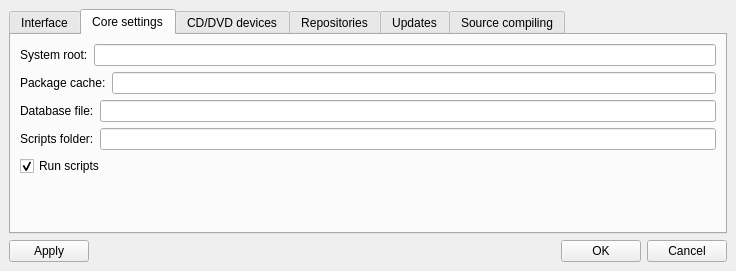
This is mpkg/manager/preferencesbox.ui in BackupTheBerlios/mops as Qt 5 draws it before an edit. The edited form follows.
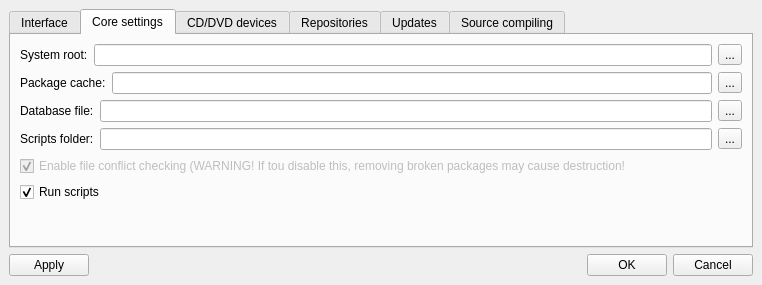
This is the edited form. The open tabs and pages were chosen to show the change.

Patch:
```diff
--- a/mpkg/manager/preferencesbox.ui
+++ b/mpkg/manager/preferencesbox.ui
@@ -5,8 +5,8 @@
    <rect>
     <x>0</x>
     <y>0</y>
-    <width>736</width>
-    <height>271</height>
+    <width>762</width>
+    <height>285</height>
    </rect>
   </property>
   <property name="windowTitle" >
@@ -144,6 +144,13 @@
            <item>
             <widget class="QLineEdit" name="sysrootEdit" />
            </item>
+           <item>
+            <widget class="QToolButton" name="toolButton" >
+             <property name="text" >
+              <string>...</string>
+             </property>
+            </widget>
+           </item>
           </layout>
          </item>
          <item>
@@ -164,6 +171,13 @@
            <item>
             <widget class="QLineEdit" name="syscacheEdit" />
            </item>
+           <item>
+            <widget class="QToolButton" name="toolButton_2" >
+             <property name="text" >
+              <string>...</string>
+             </property>
+            </widget>
+           </item>
           </layout>
          </item>
          <item>
@@ -184,6 +198,13 @@
            <item>
             <widget class="QLineEdit" name="dbfileEdit" />
            </item>
+           <item>
+            <widget class="QToolButton" name="toolButton_3" >
+             <property name="text" >
+              <string>...</string>
+             </property>
+            </widget>
+           </item>
           </layout>
          </item>
          <item>
@@ -204,8 +225,28 @@
            <item>
             <widget class="QLineEdit" name="scriptsfolderEdit" />
            </item>
+           <item>
+            <widget class="QToolButton" name="toolButton_4" >
+             <property name="text" >
+              <string>...</string>
+             </property>
+            </widget>
+           </item>
           </layout>
          </item>
+         <item>
+          <widget class="QCheckBox" name="fileConflictCheckingCheckBox" >
+           <property name="enabled" >
+            <bool>false</bool>
+           </property>
+           <property name="text" >
+            <string>Enable file conflict checking (WARNING! If tou disable this, removing broken packages may cause destruction!</string>
+           </property>
+           <property name="checked" >
+            <bool>true</bool>
+           </property>
+          </widget>
+         </item>
          <item>
           <widget class="QCheckBox" name="runscriptsCheckBox" >
            <property name="text" >
```
Left out of the diff: 68 changed lines with no effect on the pictures.
